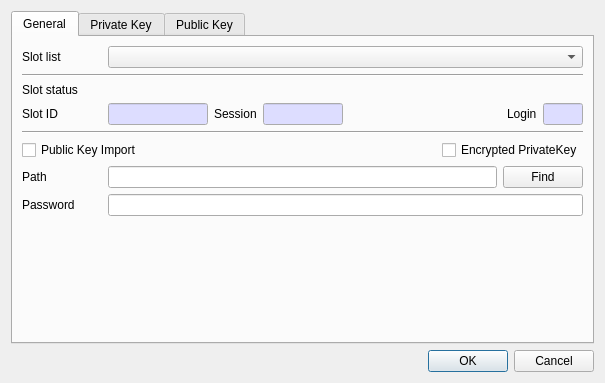
Before: the Qt Designer form CryptokiMan/import_pri_key_dlg.ui in jykim74/CryptokiMan, drawn with Qt 5.
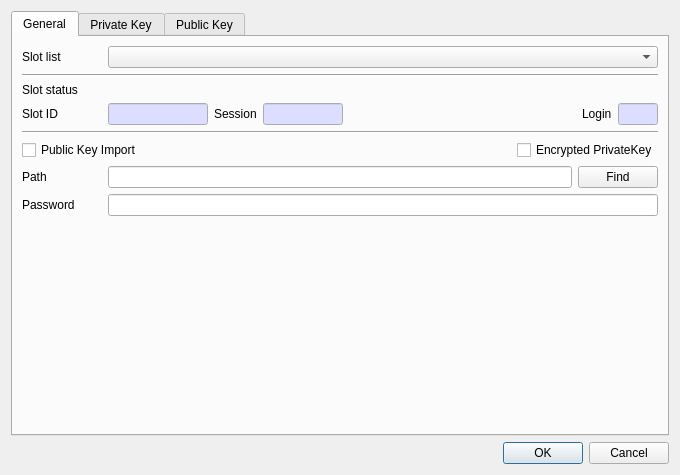
After: the same form once the commit is applied. The open tabs and pages were chosen to show the change.

Diff of the .ui file:
```diff
--- a/CryptokiMan/import_pri_key_dlg.ui
+++ b/CryptokiMan/import_pri_key_dlg.ui
@@ -6,8 +6,8 @@
    <rect>
     <x>0</x>
     <y>0</y>
-    <width>581</width>
-    <height>383</height>
+    <width>680</width>
+    <height>475</height>
    </rect>
   </property>
   <property name="windowTitle">
```
Left out of the diff: 2 changed lines with no effect on the pictures.
